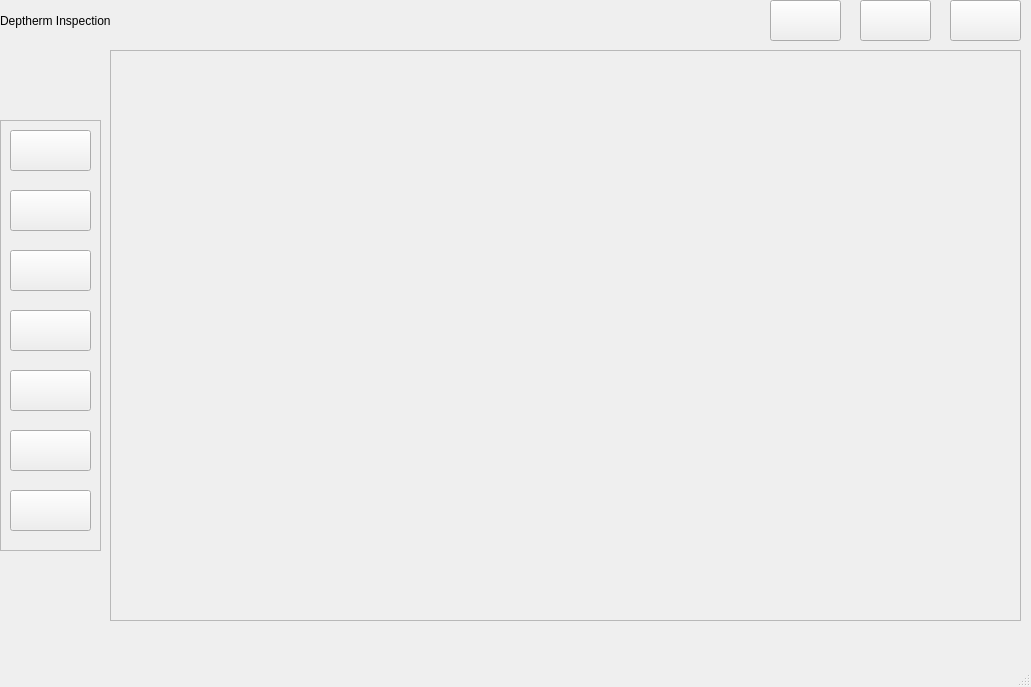
This is src/views/DethermInspection.ui in Jjat00/Deptherm-Inspection as Qt 5 draws it before an edit. The edited form follows.
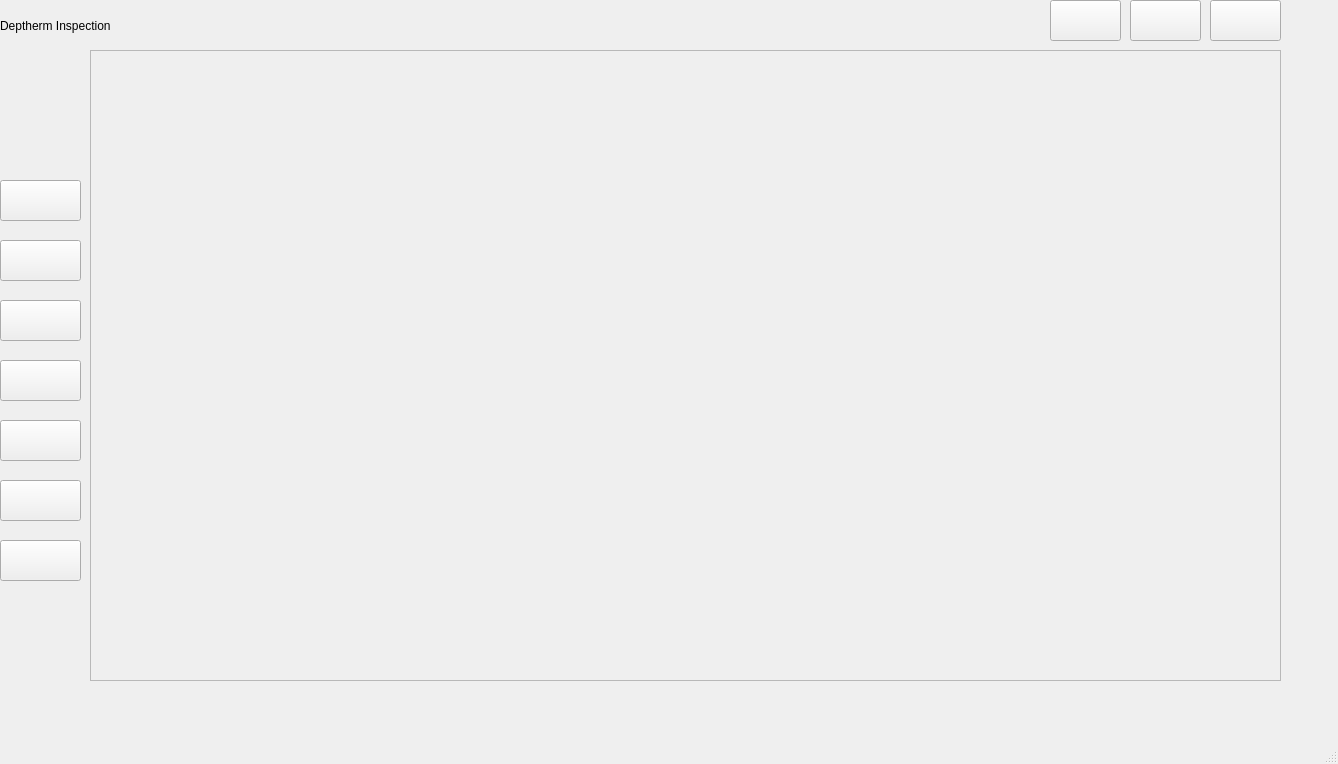
This is the edited form.

Commit message: added inspectionAnalyzer widget

```diff
--- a/src/views/DethermInspection.ui
+++ b/src/views/DethermInspection.ui
@@ -6,128 +6,21 @@
    <rect>
     <x>0</x>
     <y>0</y>
-    <width>1031</width>
-    <height>687</height>
+    <width>1338</width>
+    <height>764</height>
    </rect>
   </property>
   <property name="windowTitle">
    <string>MainWindow</string>
   </property>
   <widget class="QWidget" name="centralwidget">
-   <widget class="QFrame" name="frame">
-    <property name="geometry">
-     <rect>
-      <x>0</x>
-      <y>120</y>
-      <width>101</width>
-      <height>431</height>
-     </rect>
-    </property>
-    <property name="frameShape">
-     <enum>QFrame::StyledPanel</enum>
-    </property>
-    <property name="frameShadow">
-     <enum>QFrame::Raised</enum>
-    </property>
-    <widget class="QPushButton" name="buttonInspection">
-     <property name="geometry">
-      <rect>
-       <x>10</x>
-       <y>10</y>
-       <width>81</width>
-       <height>41</height>
-      </rect>
-     </property>
-     <property name="text">
-      <string/>
-     </property>
-    </widget>
-    <widget class="QPushButton" name="buttonCalibInt">
-     <property name="geometry">
-      <rect>
-       <x>10</x>
-       <y>130</y>
-       <width>81</width>
-       <height>41</height>
-      </rect>
-     </property>
-     <property name="text">
-      <string/>
-     </property>
-    </widget>
-    <widget class="QPushButton" name="buttonCalibExt">
-     <property name="geometry">
-      <rect>
-       <x>10</x>
-       <y>190</y>
-       <width>81</width>
-       <height>41</height>
-      </rect>
-     </property>
-     <property name="text">
-      <string/>
-     </property>
-    </widget>
-    <widget class="QPushButton" name="buttonCameraFusion">
-     <property name="geometry">
-      <rect>
-       <x>10</x>
-       <y>250</y>
-       <width>81</width>
-       <height>41</height>
-      </rect>
-     </property>
-     <property name="text">
-      <string/>
-     </property>
-    </widget>
-    <widget class="QPushButton" name="buttonReport">
-     <property name="geometry">
-      <rect>
-       <x>10</x>
-       <y>310</y>
-       <width>81</width>
-       <height>41</height>
-      </rect>
-     </property>
-     <property name="text">
-      <string/>
-     </property>
-    </widget>
-    <widget class="QPushButton" name="buttonClean">
-     <property name="geometry">
-      <rect>
-       <x>10</x>
-       <y>370</y>
-       <width>81</width>
-       <height>41</height>
-      </rect>
-     </property>
-     <property name="text">
-      <string/>
-     </property>
-    </widget>
-    <widget class="QPushButton" name="buttonAcquisition">
-     <property name="geometry">
-      <rect>
-       <x>10</x>
-       <y>70</y>
-       <width>81</width>
-       <height>41</height>
-      </rect>
-     </property>
-     <property name="text">
-      <string/>
-     </property>
-    </widget>
-   </widget>
    <widget class="QFrame" name="frameWorkspace">
     <property name="geometry">
      <rect>
-      <x>110</x>
+      <x>90</x>
       <y>50</y>
-      <width>911</width>
-      <height>571</height>
+      <width>1191</width>
+      <height>631</height>
      </rect>
     </property>
     <property name="frameShape">
@@ -141,8 +34,8 @@
       <rect>
        <x>10</x>
        <y>10</y>
-       <width>891</width>
-       <height>551</height>
+       <width>1171</width>
+       <height>611</height>
       </rect>
      </property>
      <layout class="QVBoxLayout" name="layoutWorkspace">
@@ -158,7 +51,7 @@
    <widget class="QPushButton" name="buttonLogin">
     <property name="geometry">
      <rect>
-      <x>860</x>
+      <x>1130</x>
       <y>0</y>
       <width>71</width>
       <height>41</height>
@@ -171,7 +64,7 @@
    <widget class="QPushButton" name="buttonUserManage">
     <property name="geometry">
      <rect>
-      <x>770</x>
+      <x>1050</x>
       <y>0</y>
       <width>71</width>
       <height>41</height>
@@ -186,8 +79,8 @@
      <rect>
       <x>0</x>
       <y>0</y>
-      <width>511</width>
-      <height>41</height>
+      <width>401</width>
+      <height>51</height>
      </rect>
     </property>
     <property name="text">
@@ -197,7 +90,7 @@
    <widget class="QPushButton" name="buttonLogout">
     <property name="geometry">
      <rect>
-      <x>950</x>
+      <x>1210</x>
       <y>0</y>
       <width>71</width>
       <height>41</height>
@@ -210,8 +103,8 @@
    <widget class="QLabel" name="labelMessage">
     <property name="geometry">
      <rect>
-      <x>250</x>
-      <y>630</y>
+      <x>530</x>
+      <y>0</y>
       <width>511</width>
       <height>41</height>
      </rect>
@@ -226,8 +119,8 @@
    <widget class="QLabel" name="labelLogo">
     <property name="geometry">
      <rect>
-      <x>910</x>
-      <y>630</y>
+      <x>420</x>
+      <y>10</y>
       <width>111</width>
       <height>41</height>
      </rect>
@@ -236,6 +129,111 @@
      <string/>
     </property>
    </widget>
+   <widget class="QPushButton" name="buttonReport">
+    <property name="geometry">
+     <rect>
+      <x>0</x>
+      <y>480</y>
+      <width>81</width>
+      <height>41</height>
+     </rect>
+    </property>
+    <property name="text">
+     <string/>
+    </property>
+   </widget>
+   <widget class="QPushButton" name="buttonAcquisition">
+    <property name="geometry">
+     <rect>
+      <x>0</x>
+      <y>240</y>
+      <width>81</width>
+      <height>41</height>
+     </rect>
+    </property>
+    <property name="text">
+     <string/>
+    </property>
+   </widget>
+   <widget class="QPushButton" name="buttonInspectionAnalyzer">
+    <property name="geometry">
+     <rect>
+      <x>0</x>
+      <y>420</y>
+      <width>81</width>
+      <height>41</height>
+     </rect>
+    </property>
+    <property name="text">
+     <string/>
+    </property>
+   </widget>
+   <widget class="QPushButton" name="buttonClean">
+    <property name="geometry">
+     <rect>
+      <x>0</x>
+      <y>540</y>
+      <width>81</width>
+      <height>41</height>
+     </rect>
+    </property>
+    <property name="text">
+     <string/>
+    </property>
+   </widget>
+   <widget class="QPushButton" name="buttonCalibInt">
+    <property name="geometry">
+     <rect>
+      <x>0</x>
+      <y>300</y>
+      <width>81</width>
+      <height>41</height>
+     </rect>
+    </property>
+    <property name="text">
+     <string/>
+    </property>
+   </widget>
+   <widget class="QPushButton" name="buttonInspection">
+    <property name="geometry">
+     <rect>
+      <x>0</x>
+      <y>180</y>
+      <width>81</width>
+      <height>41</height>
+     </rect>
+    </property>
+    <property name="text">
+     <string/>
+    </property>
+   </widget>
+   <widget class="QPushButton" name="buttonCalibExt">
+    <property name="geometry">
+     <rect>
+      <x>0</x>
+      <y>360</y>
+      <width>81</width>
+      <height>41</height>
+     </rect>
+    </property>
+    <property name="text">
+     <string/>
+    </property>
+   </widget>
+   <zorder>labelLogo</zorder>
+   <zorder>frameWorkspace</zorder>
+   <zorder>buttonLogin</zorder>
+   <zorder>buttonUserManage</zorder>
+   <zorder>labelHeader</zorder>
+   <zorder>buttonLogout</zorder>
+   <zorder>labelMessage</zorder>
+   <zorder>buttonReport</zorder>
+   <zorder>buttonAcquisition</zorder>
+   <zorder>buttonInspectionAnalyzer</zorder>
+   <zorder>buttonClean</zorder>
+   <zorder>buttonCalibInt</zorder>
+   <zorder>buttonInspection</zorder>
+   <zorder>buttonCalibExt</zorder>
   </widget>
   <widget class="QMenuBar" name="menubar">
    <property name="geometry">
```
Left out of the diff: 4 changed lines with no effect on the pictures. The commit also changes 73 other files.
